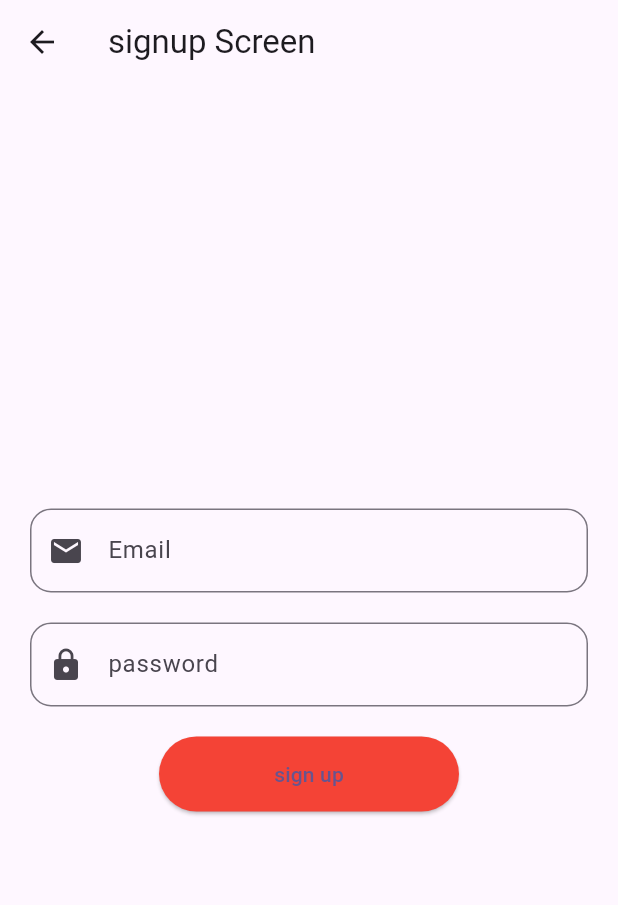
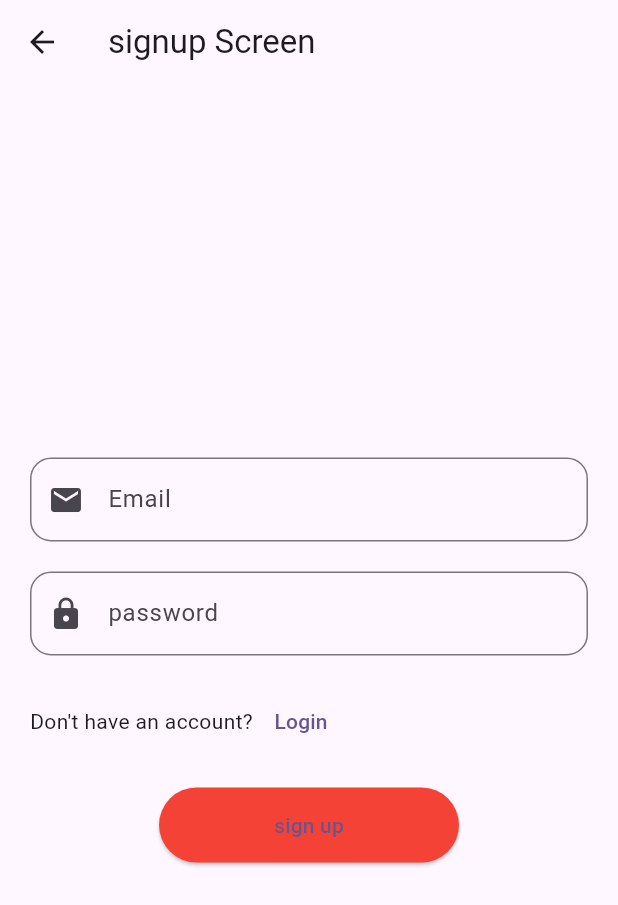
Before and after one commit to Qariziaullahkhan/Mawakay-Tasks-for-Login-and-signup-, a Flutter app: the SignupScreen screen opened directly, on a phone screen of 412 x 824 dp. Shown: the top 905 px of the screen. Run offline on Flutter 3.47's test engine with Material 3 defaults, Android fonts, the phone set to English and light mode, and no system bars; our stand-ins replace gap.

Commit message:
we add the text button

```diff
--- a/lib/auth/signup_screen.dart
+++ b/lib/auth/signup_screen.dart
@@ -69,6 +69,16 @@ class _SignupScreenState extends State<SignupScreen> {
               },
               ),
                         const Gap(20),
+                        Row(
+                          children: [
+                            Text("Don't have an account?"),
+                            TextButton(onPressed: (){
+                              Navigator.of(context).pop();
+                            }, child: Text("Login"))
+
+                          ],
+                        ),
+                        const Gap(20),
 
               ElevatedButton(
 
```
Also changed, not shown: lib/auth/login_screen.dart (+11 -0 lines).
